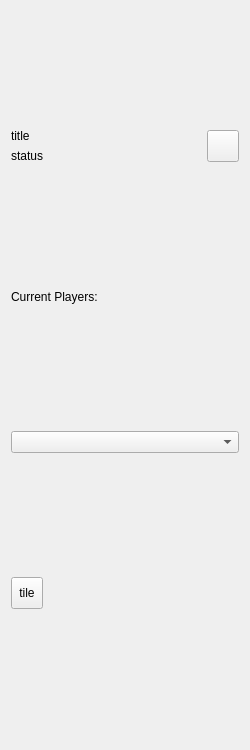
longturn/freeciv21, file client/editor/map_editor.ui: the form before one commit.
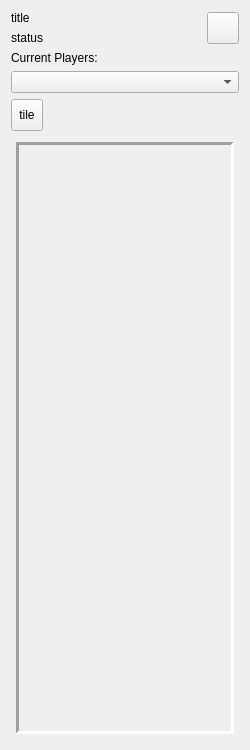
The form after the commit.

Commit message: Add qStackedWidget with a sunken frame

Diff of the .ui file:
```diff
--- a/client/editor/map_editor.ui
+++ b/client/editor/map_editor.ui
@@ -53,6 +53,25 @@
      <property name="bottomMargin">
       <number>5</number>
      </property>
+     <item>
+      <widget class="QStackedWidget" name="sw_tools">
+       <property name="autoFillBackground">
+        <bool>false</bool>
+       </property>
+       <property name="frameShape">
+        <enum>QFrame::Panel</enum>
+       </property>
+       <property name="frameShadow">
+        <enum>QFrame::Sunken</enum>
+       </property>
+       <property name="lineWidth">
+        <number>3</number>
+       </property>
+       <property name="currentIndex">
+        <number>-1</number>
+       </property>
+      </widget>
+     </item>
     </layout>
    </item>
    <item row="0" column="0">
```
The commit also changes 1 other file.
